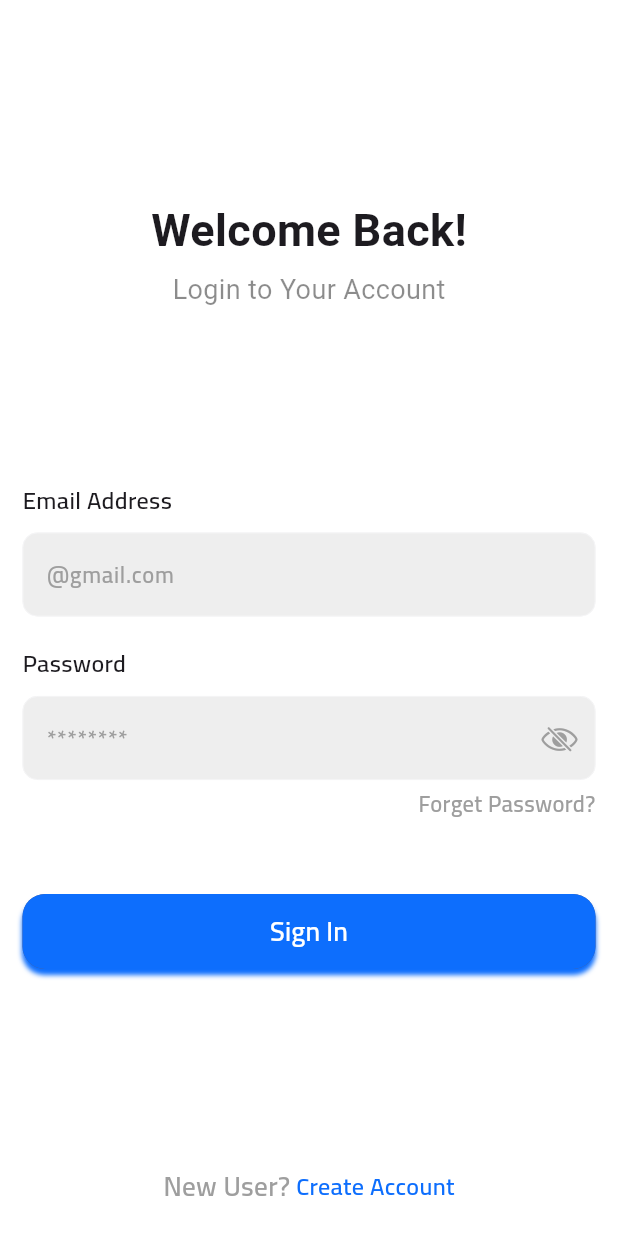
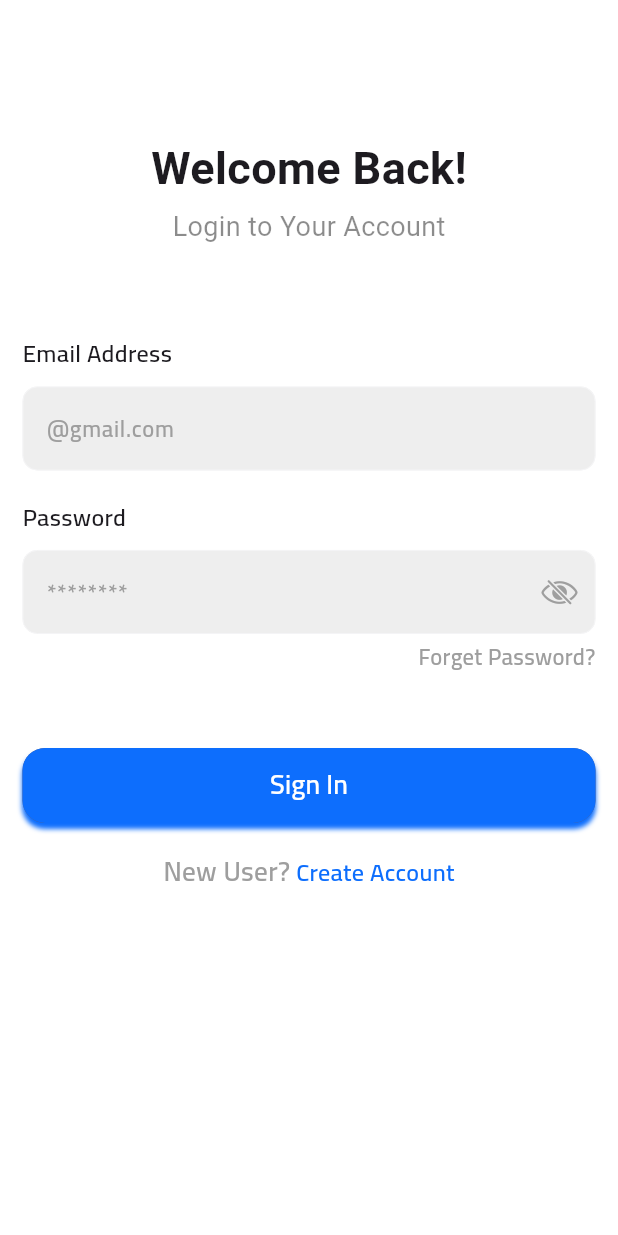
Before and after one commit to haidyhesham95/e-commerce_app, a Flutter app: the screen it shows after launch, on a phone screen of 412 x 824 dp. Run offline on Flutter 3.47's test engine with Material 3 defaults, Android fonts, the phone set to English and light mode, and no system bars; our stand-ins replace bloc, cached_network_image, connectivity_plus, dartz, dio, flutter_bloc and 8 more; missing offline and left inert: flutter_stripe; statements that could not run were skipped.

Commit message:
refactor size

```diff
--- a/lib/presentation/auth/view/login.dart
+++ b/lib/presentation/auth/view/login.dart
@@ -48,16 +48,17 @@ class LoginView extends StatelessWidget {
               key: cubit.formKey,
               child: Padding(
                 padding: const EdgeInsets.symmetric(horizontal: 15),
+                child: SingleChildScrollView(
                   child: Column(
                     mainAxisAlignment: MainAxisAlignment.center,
+                    crossAxisAlignment: CrossAxisAlignment.center,
                     children: [
-                    const Spacer(flex: 2,),
+                     SizedBox(height: MediaQuery.of(context).size.height * 0.11,),
                       buildTopText(context,
                           title: 'Welcome Back!',
                           subtitle: 'Login to Your Account'),
 
-                    const Spacer(),
-                    const SizedBox(height: 50),
+                      const SizedBox(height: 60),
 
                       TextFieldWidget(
                         label: 'Email Address',
@@ -108,7 +109,7 @@ class LoginView extends StatelessWidget {
                           decorationColor: Theme.of(context).colorScheme.secondary,
                           hasElevation: true,
                         ),
-                    const Spacer(flex: 2,),
+                      const SizedBox(height: 20,),
                       CheckAccountText(
                         text1: 'New User?',
                         text2: ' Create Account',
@@ -125,6 +126,7 @@ class LoginView extends StatelessWidget {
                     ],
                   ),
                 ),
+              ),
             );
           },
         ),
--- a/lib/presentation/auth/view/register.dart
+++ b/lib/presentation/auth/view/register.dart
@@ -123,7 +123,10 @@ class Register extends StatelessWidget {
                             context,
                             MaterialPageRoute(
                                 builder: (context) => const LoginView()));
-                      })
+                      }),
+                  const SizedBox(
+                    height: 20,
+                  ),
                 ],
               ),
             ),
--- a/lib/presentation/home/widget/product_item.dart
+++ b/lib/presentation/home/widget/product_item.dart
@@ -25,7 +25,7 @@ class ProductItem extends StatelessWidget {
     }
 
     return SizedBox(
-      height: size.height * 0.3,
+      height: size.height * 0.34,
       child: ListView.separated(
         separatorBuilder: (context, index) => const Row(
           children: [
--- a/lib/presentation/home/widget/product_search.dart
+++ b/lib/presentation/home/widget/product_search.dart
@@ -16,8 +16,9 @@ class ProductSearch extends StatelessWidget {
             gridDelegate: const SliverGridDelegateWithFixedCrossAxisCount(
               crossAxisCount: 2,
               childAspectRatio: 0.7,
-              crossAxisSpacing: 15,
+              crossAxisSpacing: 7,
               mainAxisSpacing: 30,
+              mainAxisExtent: 240
             ),
             physics: const BouncingScrollPhysics(),
             //physics: NeverScrollableScrollPhysics(),
```
Also changed, not shown: lib/presentation/cart/widget/cart_product_item.dart (+7 -5 lines), lib/presentation/cart/widget/checkout_button.dart (+6 -7 lines), lib/presentation/home/widget/product_list.dart (+5 -5 lines), lib/presentation/home/widget/select_categories_item.dart (+12 -8 lines), lib/presentation/wishlist/view/wishlist_page.dart (+6 -3 lines). Lines whose indentation alone changed are shown as unchanged.
